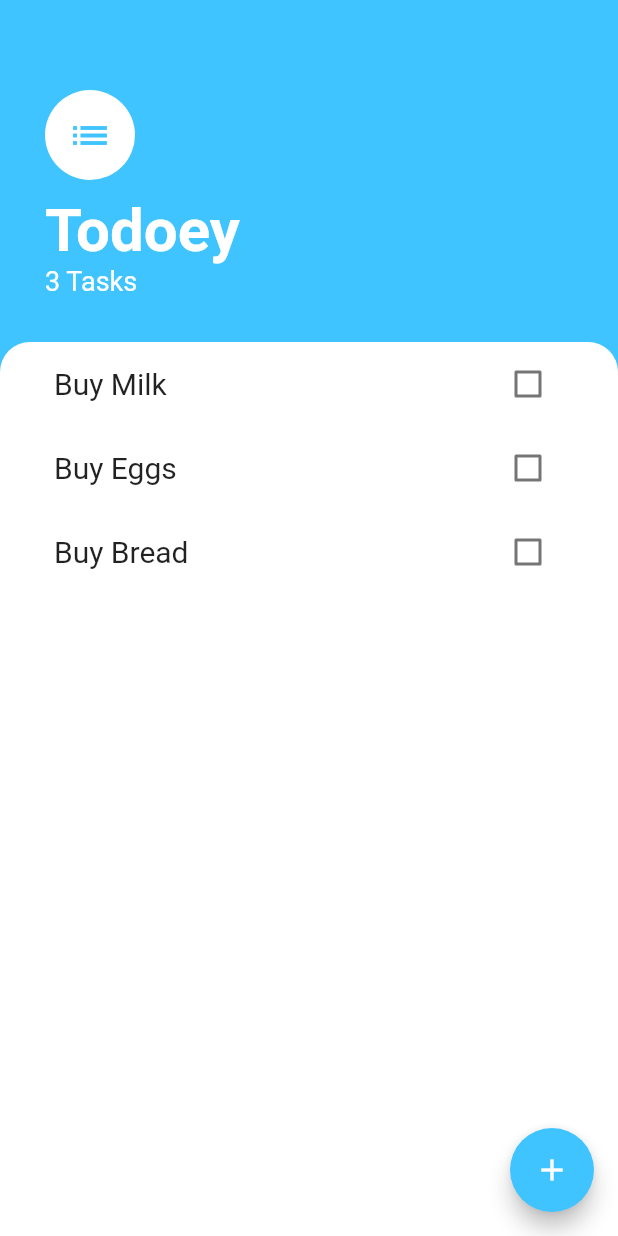
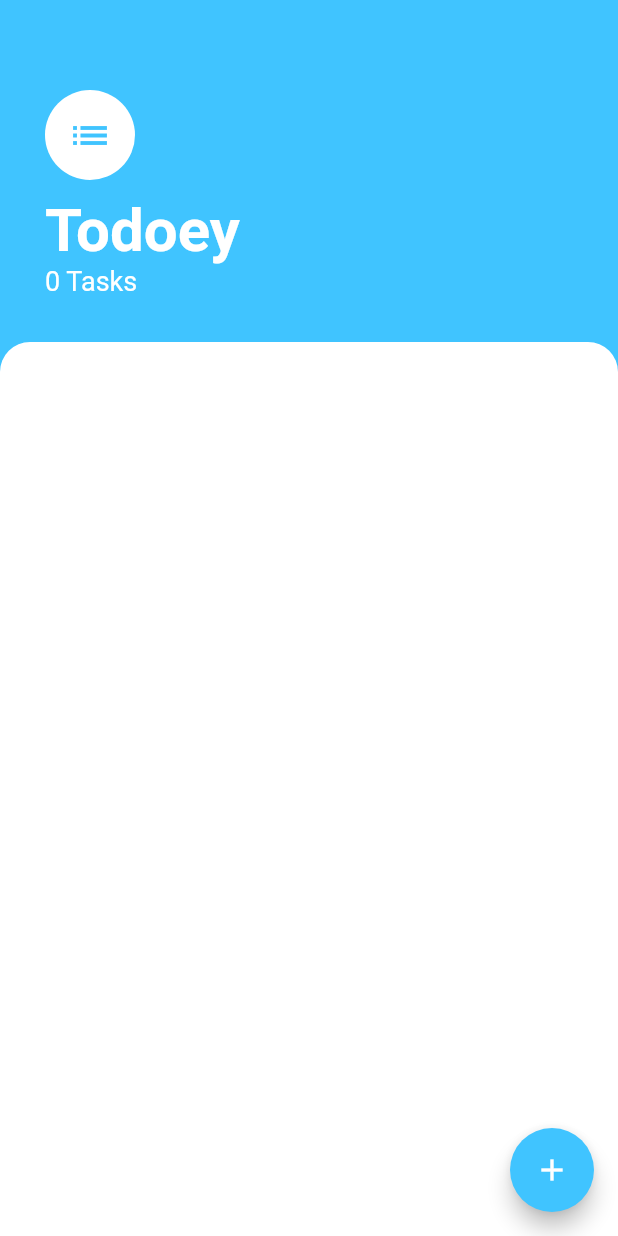
Before and after one commit to Shashhnk/Todoey, a Flutter app: the screen it shows after launch, on a phone screen of 412 x 824 dp. Run offline on Flutter 3.47's test engine with Material 2 defaults, Android fonts, the phone set to English and light mode, and no system bars.

Commit message:
final commit

```diff
--- a/lib/widget/task_data.dart
+++ b/lib/widget/task_data.dart
@@ -3,9 +3,7 @@ import 'task.dart';
 import 'dart:collection';
 class TaskData extends ChangeNotifier{
   final List<Task> _tasks = [
-    Task(name: 'Buy Milk'),
-    Task(name: 'Buy Eggs'),
-    Task(name: 'Buy Bread'),
+
   ];
   UnmodifiableListView<Task> get tasks {
     return UnmodifiableListView(_tasks);
```
